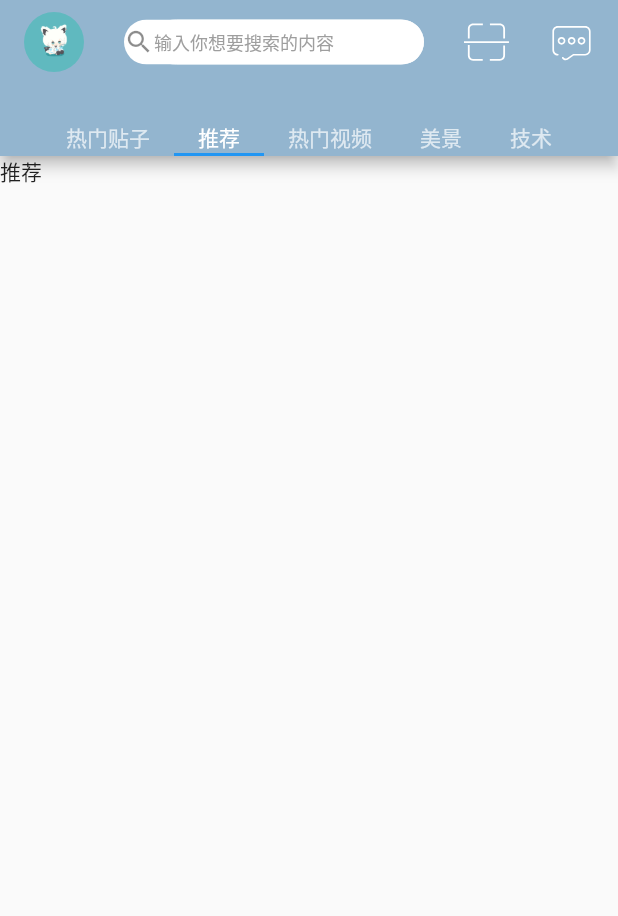
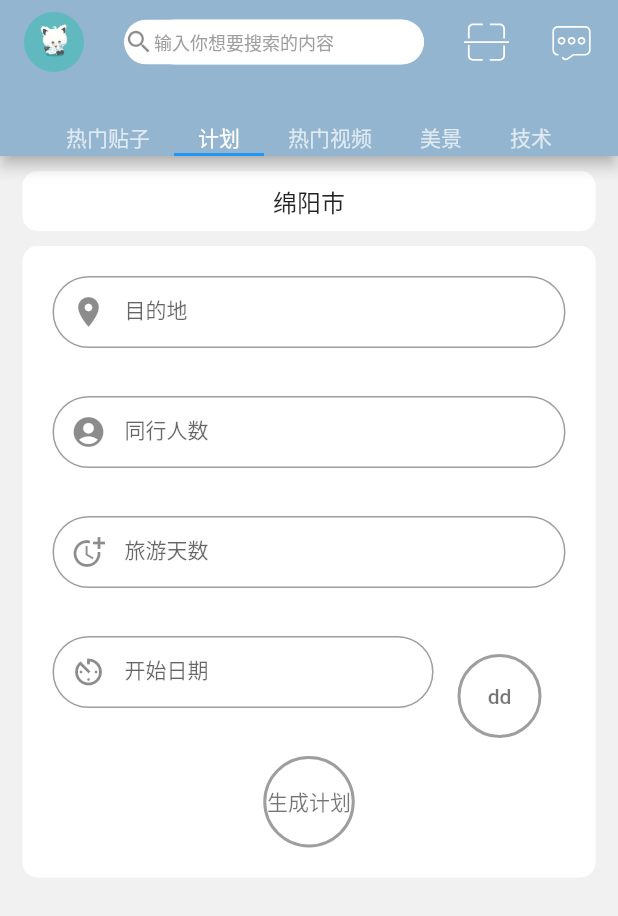
Before and after one commit to shiramashiro/qingyou_mobile, a Flutter app: the HomePage screen opened directly, on a phone screen of 412 x 824 dp. Shown: the top 916 px of the screen. Run offline on Flutter 3.47's test engine with Material 2 defaults, Android fonts, the phone set to English and light mode, and no system bars; our stand-ins replace dio, flutter_easyloading, flutter_screenutil, flutter_svg, image_picker, shared_preferences; missing offline and left inert: proste_indexed_stack; accounts and stored records are empty.

Commit message:
构建首页-计划静态页面

```diff
--- a/lib/pages/home_page.dart
+++ b/lib/pages/home_page.dart
@@ -1,11 +1,10 @@
 import 'package:flutter/material.dart';
 import 'package:qingyuo_mobile/components/actionable_icon.dart';
-
 import 'package:qingyuo_mobile/components/avatar.dart';
 import 'package:qingyuo_mobile/components/icon_in_input.dart';
 import 'package:qingyuo_mobile/pages/slices/home_page/hot_post_slice.dart';
 import 'package:qingyuo_mobile/pages/slices/home_page/hot_video_slice.dart';
-import 'package:qingyuo_mobile/pages/slices/home_page/recommend_slice.dart';
+import 'package:qingyuo_mobile/pages/slices/home_page/plan_slice.dart';
 import 'package:qingyuo_mobile/pages/slices/home_page/sight_slice.dart';
 import 'package:qingyuo_mobile/pages/slices/home_page/tech_slice.dart';
 import 'package:qingyuo_mobile/pages/slices/user_page/user_profile.dart';
@@ -72,13 +71,13 @@ class _HomePageState extends State<HomePage> {
           title: _createTitle(),
           bottom: const TabBar(
             isScrollable: true,
-            tabs: [Text('热门贴子'), Text('推荐'), Text('热门视频'), Text('美景'), Text('技术')],
+            tabs: [Text('热门贴子'), Text('计划'), Text('热门视频'), Text('美景'), Text('技术')],
           ),
         ),
         body: const TabBarView(
           children: [
             HotPostSlice(),
-            RecommendSlice(),
+            PlanSlice(),
             HotVideoSlice(),
             SightSlice(),
             TechSlice(),
--- /dev/null
+++ b/lib/pages/slices/home_page/plan_slice.dart
@@ -0,0 +1,96 @@
+import 'package:flutter/material.dart';
+import 'package:qingyuo_mobile/components/circle_button.dart';
+import 'package:qingyuo_mobile/components/floating_datum.dart';
+import 'package:qingyuo_mobile/components/form_input.dart';
+
+class PlanSlice extends StatefulWidget {
+  const PlanSlice({Key? key}) : super(key: key);
+
+  @override
+  State<PlanSlice> createState() => _PlanSliceState();
+}
+
+class _PlanSliceState extends State<PlanSlice> {
+  final TextEditingController _address = TextEditingController();
+  final TextEditingController _num = TextEditingController();
+
+  Widget _createHeader() {
+    return FloatingDatum(
+      decoration: const FloatingDatumDecoration(ptop: 8, pbottom: 8),
+      child: const Center(
+        child: Text(
+          "绵阳市",
+          style: TextStyle(
+            fontSize: 16,
+          ),
+        ),
+      ),
+    );
+  }
+
+  Widget _createPlan() {
+    return FloatingDatum(
+      decoration: const FloatingDatumDecoration(mtop: 10, padding: 20),
+      child: Form(
+        child: Column(
+          children: [
+            FormInput(
+              controller: _address,
+              validator: (e) => e,
+              label: "目的地",
+              hint: "输入旅游目的地，以制定计划",
+              icon: Icons.location_on,
+            ),
+            FormInput(
+              controller: _num,
+              validator: (e) => e,
+              label: "同行人数",
+              hint: "旅游计划中同行的人数",
+              icon: Icons.account_circle,
+            ),
+            FormInput(
+              controller: _num,
+              validator: (e) => e,
+              label: "旅游天数",
+              hint: "旅游计划希望持续的天数",
+              icon: Icons.more_time,
+            ),
+            Row(
+              crossAxisAlignment: CrossAxisAlignment.center,
+              children: [
+                Expanded(
+                  child: FormInput(
+                    controller: _num,
+                    validator: (e) => e,
+                    label: "开始日期",
+                    hint: "旅游计划在未来什么时候开始",
+                    icon: Icons.av_timer,
+                  ),
+                ),
+                CircleButton(text: "dd")
+              ],
+            ),
+            CircleButton(text: "生成计划"),
+          ],
+        ),
+      ),
+    );
+  }
+
+  Widget _createFinePlan() {
+    return Container();
+  }
+
+  @override
+  Widget build(BuildContext context) {
+    return Container(
+      color: const Color.fromRGBO(239, 239, 239, 0.8),
+      child: Container(
+        margin: const EdgeInsets.only(top: 10, left: 15, right: 15),
+        child: Column(
+          children: [_createHeader(), _createPlan(), _createFinePlan()],
+        ),
+      ),
+    );
+  }
+}
--- a/lib/pages/slices/home_page/recommend_slice.dart
+++ /dev/null
@@ -1,17 +0,0 @@
-import 'package:flutter/material.dart';
-
-class RecommendSlice extends StatefulWidget {
-  const RecommendSlice({Key? key}) : super(key: key);
-
-  @override
-  State<RecommendSlice> createState() => _RecommendSliceState();
-}
-
-class _RecommendSliceState extends State<RecommendSlice> {
-  @override
-  Widget build(BuildContext context) {
-    return Container(
-      child: Text('推荐'),
-    );
-  }
-}
--- a/lib/pages/user_page.dart
+++ b/lib/pages/user_page.dart
@@ -13,24 +13,6 @@ class UserPage extends StatefulWidget {
 class _UserPageState extends State<UserPage> {
   Map<String, Object?> _data = {'uname': 'shiramashiro', 'sex': '', 'signature': '', 'id': '', 'avatar': 'assets/images/95893409_p0.jpg'};
 
-  Widget _createUserBrief() {
-    return Container(
-      margin: const EdgeInsets.only(left: 20),
-      child: Column(
-        mainAxisAlignment: MainAxisAlignment.center,
-        crossAxisAlignment: CrossAxisAlignment.start,
-        children: [
-          Text(_data['uname'].toString()),
-          Text('正式会员'),
-          // 钱包信息
-          Row(
-            children: [Text('B币： 0.0'), Text('硬币：177')],
-          )
-        ],
-      ),
-    );
-  }
-
   Widget _createUserData() {
     return FloatingDatum(
       decoration: const FloatingDatumDecoration(padding: 10),
@@ -39,7 +21,18 @@ class _UserPageState extends State<UserPage> {
         crossAxisAlignment: CrossAxisAlignment.center,
         children: [
           const Avatar(url: 'assets/images/95893409_p0.jpg', size: 60),
-          _createUserBrief(),
+          Container(
+            margin: const EdgeInsets.only(left: 20),
+            child: Column(
+              mainAxisAlignment: MainAxisAlignment.center,
+              crossAxisAlignment: CrossAxisAlignment.start,
+              children: [
+                Text(_data['uname'].toString()),
+                const Text('正式会员'),
+                const Text('游币：0.0')
+              ],
+            ),
+          ),
         ],
       ),
     );
```
Also changed, not shown: lib/components/form_input.dart (+6 -1 lines).
